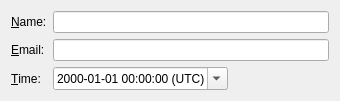
This is gitfourchette/forms/signatureform.ui in weblate/gitfourchette as Qt 5 draws it before an edit. The edited form follows.
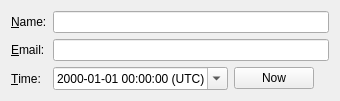
This is the edited form.

Commit message: SignatureForm: Now button

Diff of the .ui file:
```diff
--- a/gitfourchette/forms/signatureform.ui
+++ b/gitfourchette/forms/signatureform.ui
@@ -46,7 +46,7 @@
    <item row="1" column="1">
     <widget class="QLineEdit" name="emailEdit"/>
    </item>
-   <item row="2" column="0">
+   <item row="3" column="0">
     <widget class="QLabel" name="timeLabel">
      <property name="text">
       <string>&amp;Time:</string>
@@ -56,7 +56,9 @@
      </property>
     </widget>
    </item>
-   <item row="2" column="1">
+   <item row="3" column="1">
+    <layout class="QHBoxLayout" name="horizontalLayout">
+     <item>
     <widget class="QDateTimeEdit" name="timeEdit">
      <property name="currentSection">
       <enum>QDateTimeEdit::YearSection</enum>
@@ -72,6 +74,15 @@
      </property>
     </widget>
    </item>
+     <item>
+      <widget class="QPushButton" name="nowButton">
+       <property name="text">
+        <string>Now</string>
+       </property>
+      </widget>
+     </item>
+    </layout>
+   </item>
   </layout>
  </widget>
  <tabstops>
```
Left out of the diff: 1 changed line with no effect on the pictures. Lines whose indentation alone changed are shown as unchanged. The commit also changes 2 other files.
